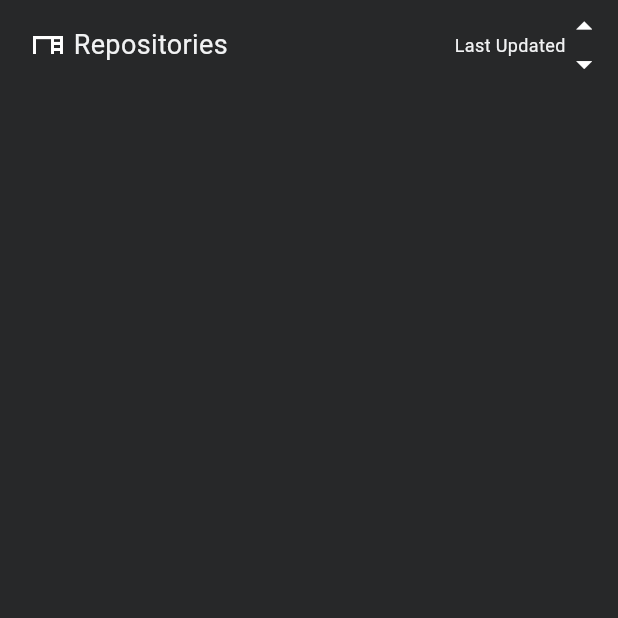
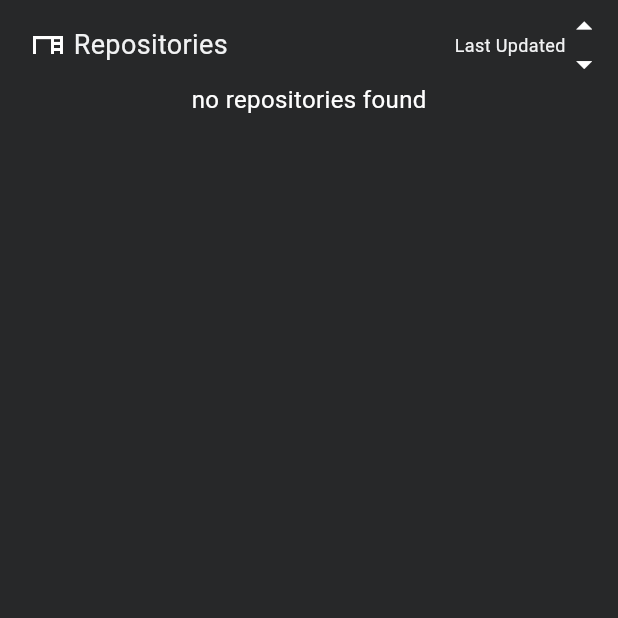
Before and after one commit to jishnumadhavan/githubsearch, a Flutter app: the RepoView screen opened directly, on a phone screen of 412 x 824 dp, the top half of it. Run offline on Flutter 3.47's test engine with Material 3 defaults, Android fonts, the phone set to English and light mode, and no system bars; our stand-ins replace dio, flashy_tab_bar2; missing offline and left inert: flutter_web_browser; network calls fail.

Commit message:
some changes

```diff
--- a/lib/view/ReposView.dart
+++ b/lib/view/ReposView.dart
@@ -79,6 +79,7 @@ class _RepoViewState extends State<RepoView> {
                 ],
               ),
             ),
+            provider.Repodata.isNotEmpty ?
             Container(
               margin: EdgeInsets.only(top: 15),
               height: MediaQuery.of(context).size.height * .69,
@@ -220,7 +221,10 @@ class _RepoViewState extends State<RepoView> {
                   ),
                 );
               }),
-            )
+            ) : Center(child: Text("no repositories found", style: TextStyle(
+              color: Colors.white,
+              fontSize: 16,
+            ),),)
           ],
         ),
       );
```
Also changed, not shown: lib/controllers/searchpageconrtoller.dart (+28 -16 lines).
